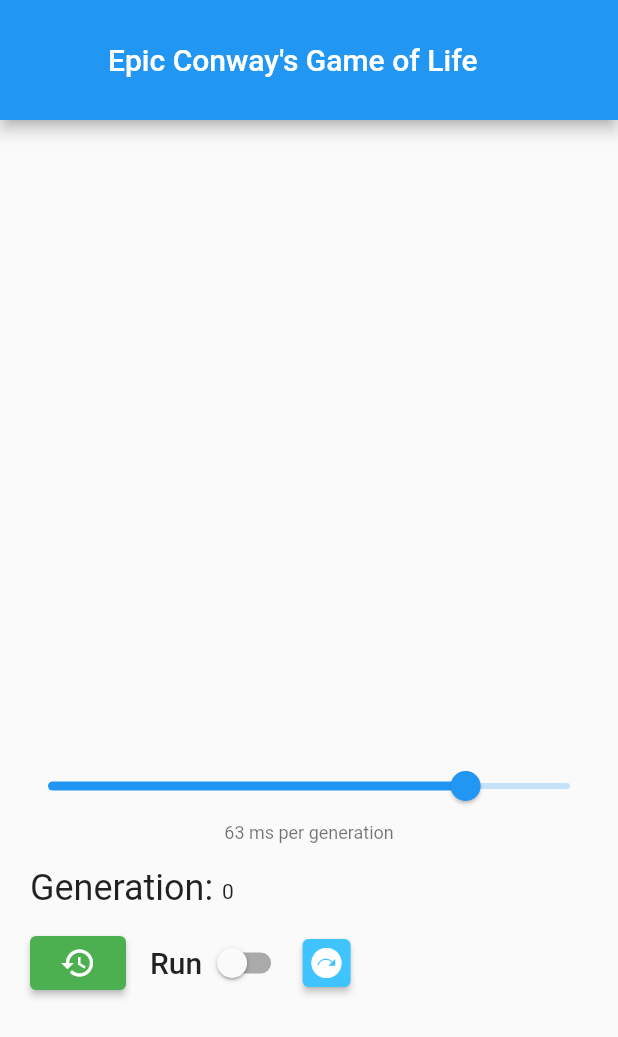
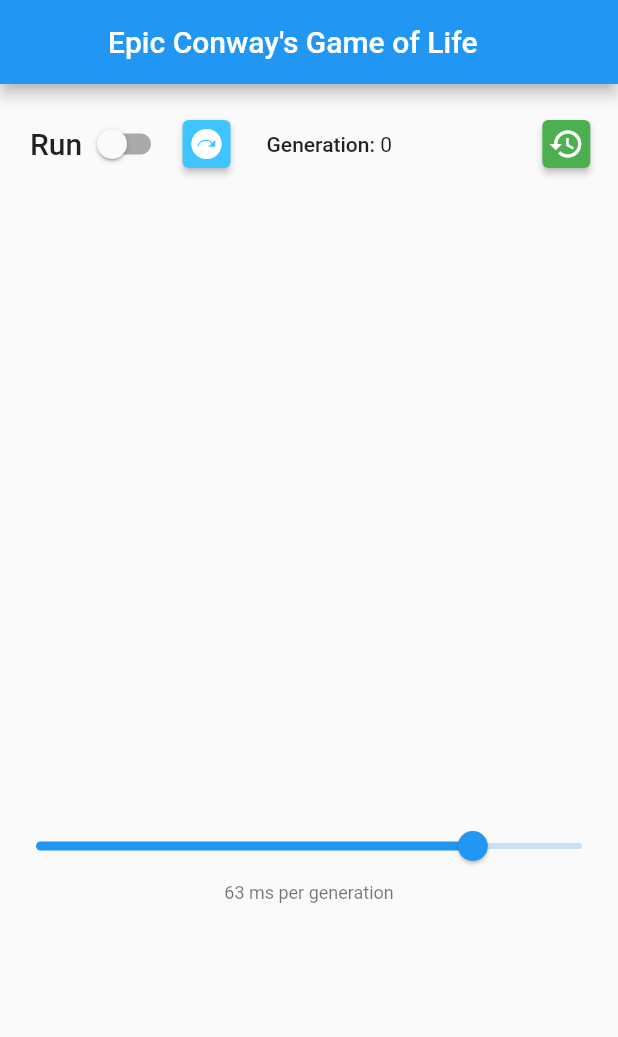
Before and after one commit to richardnd5/flutter-website, a Flutter app: the GameOfLifePage screen opened directly, on a phone screen of 412 x 824 dp. Shown: the top 1037 px of the screen. Run offline on Flutter 3.47's test engine with Material 2 defaults, Android fonts, the light colour scheme and no system bars; our stand-ins replace font_awesome_flutter, google_fonts, video_player; missing offline and left inert: dart:html, dart:js.

Commit message:
updates game of life page ui

```diff
--- a/lib/gameOfLife/views/pages/game_of_life_page.dart
+++ b/lib/gameOfLife/views/pages/game_of_life_page.dart
@@ -76,15 +76,19 @@ class _GameOfLifePageState extends State<GameOfLifePage> {
       child: Scaffold(
         appBar: AppBar(
           leading: Container(),
-          toolbarHeight: 80,
           title: const Text("Epic Conway's Game of Life"),
         ),
         body: SingleChildScrollView(
           child: Column(
             children: [
+              _buildOptionsSection(
+                generationCount,
+                context,
+                timerValue,
+                sliderValue,
+              ),
               _buildPainter(painterSize!, grid),
-              _buildOptionsSection(
-                  generationCount, context, timerValue, sliderValue),
+              _buildSliderSection(timerValue, sliderValue)
             ],
           ),
         ),
@@ -115,17 +119,13 @@ class _GameOfLifePageState extends State<GameOfLifePage> {
     );
   }
 
-  Widget _buildOptionsSection(
-    int generationCount,
-    BuildContext context,
+  Widget _buildSliderSection(
     int timerValue,
     double sliderValue,
   ) {
     var watched = context.watch<GameOfLifeService>();
     var sliderRange = watched.sliderRange;
-    return Padding(
-      padding: const EdgeInsets.all(8),
-      child: Column(
+    return Column(
       crossAxisAlignment: CrossAxisAlignment.start,
       children: [
         const Padding(
@@ -148,41 +148,28 @@ class _GameOfLifePageState extends State<GameOfLifePage> {
             ),
           ),
         ),
-          Padding(
-            padding: const EdgeInsets.symmetric(horizontal: 12),
-            child: Row(
-              mainAxisAlignment: MainAxisAlignment.start,
-              crossAxisAlignment: CrossAxisAlignment.center,
+      ],
+    );
+  }
+
+  Widget _buildOptionsSection(
+    int generationCount,
+    BuildContext context,
+    int timerValue,
+    double sliderValue,
+  ) {
+    var watched = context.watch<GameOfLifeService>();
+    return Padding(
+      padding: const EdgeInsets.all(8),
+      child: Column(
+        crossAxisAlignment: CrossAxisAlignment.start,
         children: [
-                SizedBox(
-                  height: 32,
-                  child: Text(
-                    'Generation: ',
-                    style: Theme.of(context).textTheme.headline5,
-                  ),
-                ),
-                Container(
-                  height: 32,
-                  alignment: Alignment.center,
-                  child: Text(
-                    '$generationCount',
-                    overflow: TextOverflow.fade,
-                  ),
-                ),
-              ],
-            ),
-          ),
           const SizedBox(height: 8),
           Padding(
             padding: const EdgeInsets.symmetric(horizontal: 12),
             child: Row(
+              mainAxisAlignment: MainAxisAlignment.center,
               children: [
-                ElevatedButton(
-                  onPressed: game?.createRandomGrid,
-                  child: const Icon(Icons.restore),
-                  style: ElevatedButton.styleFrom(primary: Colors.green),
-                ),
-                const SizedBox(width: 16),
                 Text(
                   'Run',
                   style: Theme.of(context).textTheme.headline6,
@@ -204,6 +191,28 @@ class _GameOfLifePageState extends State<GameOfLifePage> {
                     primary: Colors.lightBlueAccent,
                   ),
                 ),
+                const SizedBox(width: 16),
+                Text(
+                  'Generation: ',
+                  style: Theme.of(context).textTheme.bodyText1,
+                ),
+                SizedBox(
+                  width: 100,
+                  child: Text(
+                    '$generationCount',
+                    overflow: TextOverflow.fade,
+                  ),
+                ),
+                ElevatedButton(
+                  onPressed: game?.createRandomGrid,
+                  child: const Icon(Icons.restore),
+                  style: ElevatedButton.styleFrom(
+                    padding: EdgeInsets.zero,
+                    primary: Colors.green,
+                    minimumSize: const Size(32, 32),
+                    maximumSize: const Size(32, 32),
+                  ),
+                ),
               ],
             ),
           ),
```
Also changed, not shown: lib/views/pages/about/about_page.dart (+21 -7 lines), 1 other file. Lines whose indentation alone changed are shown as unchanged.
